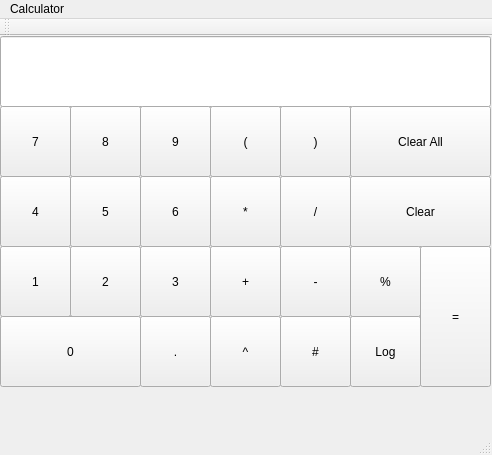
Qt form SummerWar/mainwindow.ui (SirRS/StudentCPP) before a commit.
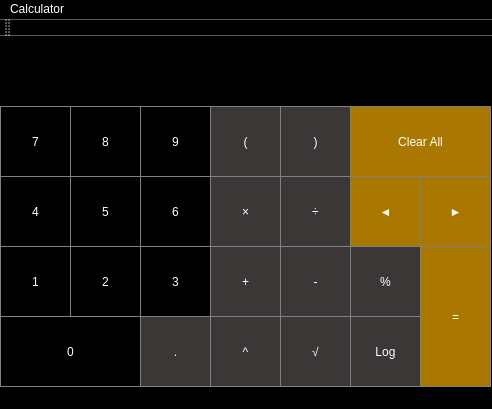
The same form after that commit.

Patch:
```diff
--- a/SummerWar/mainwindow.ui
+++ b/SummerWar/mainwindow.ui
@@ -7,29 +7,18 @@
     <x>0</x>
     <y>0</y>
     <width>492</width>
-    <height>455</height>
+    <height>409</height>
    </rect>
   </property>
   <property name="windowTitle">
    <string>MainWindow</string>
   </property>
   <property name="styleSheet">
-   <string notr="true">font: 24pt &quot;MS Shell Dlg 2&quot;;</string>
+   <string notr="true">font: 24pt &quot;MS Shell Dlg 2&quot;;
+color : white;
+background-color : black;</string>
   </property>
   <widget class="QWidget" name="centralWidget">
-   <widget class="QLineEdit" name="lineEdit">
-    <property name="geometry">
-     <rect>
-      <x>0</x>
-      <y>0</y>
-      <width>491</width>
-      <height>71</height>
-     </rect>
-    </property>
-    <property name="text">
-     <string/>
-    </property>
-   </widget>
    <widget class="QPushButton" name="pushButton_two">
     <property name="geometry">
      <rect>
@@ -39,6 +28,18 @@
       <height>71</height>
      </rect>
     </property>
+    <property name="styleSheet">
+     <string notr="true">QPushButton {
+  background-color: black;
+  color: white; 
+  border: 1px solid gray;
+}
+
+QPushButton:pressed {
+    background-color: qlineargradient(x1: 0, y1: 0, x2: 0, y2: 1,
+                                      stop: 0 #FF7832, stop: 1 #FF9739);
+}</string>
+    </property>
     <property name="text">
      <string>2</string>
     </property>
@@ -52,6 +53,18 @@
       <height>71</height>
      </rect>
     </property>
+    <property name="styleSheet">
+     <string notr="true">QPushButton {
+  background-color: black;
+  color: white; 
+  border: 1px solid gray;
+}
+
+QPushButton:pressed {
+    background-color: qlineargradient(x1: 0, y1: 0, x2: 0, y2: 1,
+                                      stop: 0 #FF7832, stop: 1 #FF9739);
+}</string>
+    </property>
     <property name="text">
      <string>1</string>
     </property>
@@ -65,6 +78,18 @@
       <height>71</height>
      </rect>
     </property>
+    <property name="styleSheet">
+     <string notr="true">QPushButton {
+  background-color: black;
+  color: white; 
+  border: 1px solid gray;
+}
+
+QPushButton:pressed {
+    background-color: qlineargradient(x1: 0, y1: 0, x2: 0, y2: 1,
+                                      stop: 0 #FF7832, stop: 1 #FF9739);
+}</string>
+    </property>
     <property name="text">
      <string>4</string>
     </property>
@@ -78,6 +103,18 @@
       <height>71</height>
      </rect>
     </property>
+    <property name="styleSheet">
+     <string notr="true">QPushButton {
+  background-color: black;
+  color: white; 
+  border: 1px solid gray;
+}
+
+QPushButton:pressed {
+    background-color: qlineargradient(x1: 0, y1: 0, x2: 0, y2: 1,
+                                      stop: 0 #FF7832, stop: 1 #FF9739);
+}</string>
+    </property>
     <property name="text">
      <string>7</string>
     </property>
@@ -91,6 +128,18 @@
       <height>71</height>
      </rect>
     </property>
+    <property name="styleSheet">
+     <string notr="true">QPushButton {
+  background-color: black;
+  color: white; 
+  border: 1px solid gray;
+}
+
+QPushButton:pressed {
+    background-color: qlineargradient(x1: 0, y1: 0, x2: 0, y2: 1,
+                                      stop: 0 #FF7832, stop: 1 #FF9739);
+}</string>
+    </property>
     <property name="text">
      <string>0</string>
     </property>
@@ -104,6 +153,18 @@
       <height>71</height>
      </rect>
     </property>
+    <property name="styleSheet">
+     <string notr="true">QPushButton {
+  background-color: rgb(60, 55, 55);
+  color: white; 
+  border: 1px solid gray;
+}
+
+QPushButton:pressed {
+    background-color: qlineargradient(x1: 0, y1: 0, x2: 0, y2: 1,
+                                      stop: 0 #FF7832, stop: 1 #FF9739);
+}</string>
+    </property>
     <property name="text">
      <string>.</string>
     </property>
@@ -117,6 +178,18 @@
       <height>71</height>
      </rect>
     </property>
+    <property name="styleSheet">
+     <string notr="true">QPushButton {
+  background-color: black;
+  color: white; 
+  border: 1px solid gray;
+}
+
+QPushButton:pressed {
+    background-color: qlineargradient(x1: 0, y1: 0, x2: 0, y2: 1,
+                                      stop: 0 #FF7832, stop: 1 #FF9739);
+}</string>
+    </property>
     <property name="text">
      <string>5</string>
     </property>
@@ -130,6 +203,18 @@
       <height>71</height>
      </rect>
     </property>
+    <property name="styleSheet">
+     <string notr="true">QPushButton {
+  background-color: black;
+  color: white; 
+  border: 1px solid gray;
+}
+
+QPushButton:pressed {
+    background-color: qlineargradient(x1: 0, y1: 0, x2: 0, y2: 1,
+                                      stop: 0 #FF7832, stop: 1 #FF9739);
+}</string>
+    </property>
     <property name="text">
      <string>8</string>
     </property>
@@ -143,6 +228,18 @@
       <height>71</height>
      </rect>
     </property>
+    <property name="styleSheet">
+     <string notr="true">QPushButton {
+  background-color: black;
+  color: white; 
+  border: 1px solid gray;
+}
+
+QPushButton:pressed {
+    background-color: qlineargradient(x1: 0, y1: 0, x2: 0, y2: 1,
+                                      stop: 0 #FF7832, stop: 1 #FF9739);
+}</string>
+    </property>
     <property name="text">
      <string>3</string>
     </property>
@@ -156,6 +253,18 @@
       <height>71</height>
      </rect>
     </property>
+    <property name="styleSheet">
+     <string notr="true">QPushButton {
+  background-color: black;
+  color: white; 
+  border: 1px solid gray;
+}
+
+QPushButton:pressed {
+    background-color: qlineargradient(x1: 0, y1: 0, x2: 0, y2: 1,
+                                      stop: 0 #FF7832, stop: 1 #FF9739);
+}</string>
+    </property>
     <property name="text">
      <string>6</string>
     </property>
@@ -169,6 +278,18 @@
       <height>71</height>
      </rect>
     </property>
+    <property name="styleSheet">
+     <string notr="true">QPushButton {
+  background-color: black;
+  color: white; 
+  border: 1px solid gray;
+}
+
+QPushButton:pressed {
+    background-color: qlineargradient(x1: 0, y1: 0, x2: 0, y2: 1,
+                                      stop: 0 #FF7832, stop: 1 #FF9739);
+}</string>
+    </property>
     <property name="text">
      <string>9</string>
     </property>
@@ -178,12 +299,24 @@
      <rect>
       <x>350</x>
       <y>140</y>
-      <width>141</width>
+      <width>71</width>
       <height>71</height>
      </rect>
     </property>
+    <property name="styleSheet">
+     <string notr="true">QPushButton {
+  background-color: rgb(170, 120, 0);
+  color: white; 
+  border: 1px solid gray;
+}
+
+QPushButton:pressed {
+    background-color: qlineargradient(x1: 0, y1: 0, x2: 0, y2: 1,
+                                      stop: 0 #FF7832, stop: 1 #FF9739);
+}</string>
+    </property>
     <property name="text">
-     <string>Clear</string>
+     <string>◄</string>
     </property>
    </widget>
    <widget class="QPushButton" name="pushButton_divide">
@@ -195,8 +328,20 @@
       <height>71</height>
      </rect>
     </property>
+    <property name="styleSheet">
+     <string notr="true">QPushButton {
+  background-color: rgb(60, 55, 55);
+  color: white; 
+  border: 1px solid gray;
+}
+
+QPushButton:pressed {
+    background-color: qlineargradient(x1: 0, y1: 0, x2: 0, y2: 1,
+                                      stop: 0 #FF7832, stop: 1 #FF9739);
+}</string>
+    </property>
     <property name="text">
-     <string>/</string>
+     <string>÷</string>
     </property>
    </widget>
    <widget class="QPushButton" name="pushButton_plus">
@@ -208,6 +353,18 @@
       <height>71</height>
      </rect>
     </property>
+    <property name="styleSheet">
+     <string notr="true">QPushButton {
+  background-color: rgb(60, 55, 55);
+  color: white; 
+  border: 1px solid gray;
+}
+
+QPushButton:pressed {
+    background-color: qlineargradient(x1: 0, y1: 0, x2: 0, y2: 1,
+                                      stop: 0 #FF7832, stop: 1 #FF9739);
+}</string>
+    </property>
     <property name="text">
      <string>+</string>
     </property>
@@ -221,6 +378,18 @@
       <height>71</height>
      </rect>
     </property>
+    <property name="styleSheet">
+     <string notr="true">QPushButton {
+  background-color: rgb(60, 55, 55);
+  color: white; 
+  border: 1px solid gray;
+}
+
+QPushButton:pressed {
+    background-color: qlineargradient(x1: 0, y1: 0, x2: 0, y2: 1,
+                                      stop: 0 #FF7832, stop: 1 #FF9739);
+}</string>
+    </property>
     <property name="text">
      <string>^</string>
     </property>
@@ -234,6 +403,18 @@
       <height>71</height>
      </rect>
     </property>
+    <property name="styleSheet">
+     <string notr="true">QPushButton {
+  background-color: rgb(60, 55, 55);
+  color: white; 
+  border: 1px solid gray;
+}
+
+QPushButton:pressed {
+    background-color: qlineargradient(x1: 0, y1: 0, x2: 0, y2: 1,
+                                      stop: 0 #FF7832, stop: 1 #FF9739);
+}</string>
+    </property>
     <property name="text">
      <string>Log</string>
     </property>
@@ -247,8 +428,20 @@
       <height>71</height>
      </rect>
     </property>
+    <property name="styleSheet">
+     <string notr="true">QPushButton {
+  background-color: rgb(60, 55, 55);
+  color: white; 
+  border: 1px solid gray;
+}
+
+QPushButton:pressed {
+    background-color: qlineargradient(x1: 0, y1: 0, x2: 0, y2: 1,
+                                      stop: 0 #FF7832, stop: 1 #FF9739);
+}</string>
+    </property>
     <property name="text">
-     <string>*</string>
+     <string>×</string>
     </property>
    </widget>
    <widget class="QPushButton" name="pushButton_minus">
@@ -260,6 +453,18 @@
       <height>71</height>
      </rect>
     </property>
+    <property name="styleSheet">
+     <string notr="true">QPushButton {
+  background-color: rgb(60, 55, 55);
+  color: white; 
+  border: 1px solid gray;
+}
+
+QPushButton:pressed {
+    background-color: qlineargradient(x1: 0, y1: 0, x2: 0, y2: 1,
+                                      stop: 0 #FF7832, stop: 1 #FF9739);
+}</string>
+    </property>
     <property name="text">
      <string>-</string>
     </property>
@@ -273,6 +478,18 @@
       <height>71</height>
      </rect>
     </property>
+    <property name="styleSheet">
+     <string notr="true">QPushButton {
+  background-color: rgb(60, 55, 55);
+  color: white; 
+  border: 1px solid gray;
+}
+
+QPushButton:pressed {
+    background-color: qlineargradient(x1: 0, y1: 0, x2: 0, y2: 1,
+                                      stop: 0 #FF7832, stop: 1 #FF9739);
+}</string>
+    </property>
     <property name="text">
      <string>%</string>
     </property>
@@ -286,8 +503,20 @@
       <height>71</height>
      </rect>
     </property>
+    <property name="styleSheet">
+     <string notr="true">QPushButton {
+  background-color: rgb(60, 55, 55);
+  color: white; 
+  border: 1px solid gray;
+}
+
+QPushButton:pressed {
+    background-color: qlineargradient(x1: 0, y1: 0, x2: 0, y2: 1,
+                                      stop: 0 #FF7832, stop: 1 #FF9739);
+}</string>
+    </property>
     <property name="text">
-     <string>#</string>
+     <string>√</string>
     </property>
    </widget>
    <widget class="QPushButton" name="pushButton_openbr">
@@ -299,6 +528,18 @@
       <height>71</height>
      </rect>
     </property>
+    <property name="styleSheet">
+     <string notr="true">QPushButton {
+  background-color: rgb(60, 55, 55);
+  color: white; 
+  border: 1px solid gray;
+}
+
+QPushButton:pressed {
+    background-color: qlineargradient(x1: 0, y1: 0, x2: 0, y2: 1,
+                                      stop: 0 #FF7832, stop: 1 #FF9739);
+}</string>
+    </property>
     <property name="text">
      <string>(</string>
     </property>
@@ -312,6 +553,18 @@
       <height>71</height>
      </rect>
     </property>
+    <property name="styleSheet">
+     <string notr="true">QPushButton {
+  background-color: rgb(60, 55, 55);
+  color: white; 
+  border: 1px solid gray;
+}
+
+QPushButton:pressed {
+    background-color: qlineargradient(x1: 0, y1: 0, x2: 0, y2: 1,
+                                      stop: 0 #FF7832, stop: 1 #FF9739);
+}</string>
+    </property>
     <property name="text">
      <string>)</string>
     </property>
@@ -325,6 +578,18 @@
       <height>71</height>
      </rect>
     </property>
+    <property name="styleSheet">
+     <string notr="true">QPushButton {
+  background-color: rgb(170, 120, 0);
+  color: white; 
+  border: 1px solid gray;
+}
+
+QPushButton:pressed {
+    background-color: qlineargradient(x1: 0, y1: 0, x2: 0, y2: 1,
+                                      stop: 0 #FF7832, stop: 1 #FF9739);
+}</string>
+    </property>
     <property name="text">
      <string>Clear All</string>
     </property>
@@ -338,10 +603,66 @@
       <height>141</height>
      </rect>
     </property>
+    <property name="styleSheet">
+     <string notr="true">QPushButton {
+  background-color: rgb(170, 120, 0);
+  color: white; 
+  border: 1px solid gray;
+}
+
+QPushButton:pressed {
+    background-color: qlineargradient(x1: 0, y1: 0, x2: 0, y2: 1,
+                                      stop: 0 #FF7832, stop: 1 #FF9739);
+}</string>
+    </property>
     <property name="text">
      <string>=</string>
     </property>
    </widget>
+   <widget class="QLabel" name="label">
+    <property name="geometry">
+     <rect>
+      <x>10</x>
+      <y>0</y>
+      <width>471</width>
+      <height>61</height>
+     </rect>
+    </property>
+    <property name="styleSheet">
+     <string notr="true">QLabel {
+  color: white; 
+}
+</string>
+    </property>
+    <property name="text">
+     <string/>
+    </property>
+   </widget>
+   <widget class="QPushButton" name="pushButton_redo">
+    <property name="geometry">
+     <rect>
+      <x>420</x>
+      <y>140</y>
+      <width>71</width>
+      <height>71</height>
+     </rect>
+    </property>
+    <property name="styleSheet">
+     <string notr="true">QPushButton {
+  background-color: rgb(170, 120, 0);
+  color: white; 
+  border: 1px solid gray;
+}
+
+QPushButton:pressed {
+    background-color: qlineargradient(x1: 0, y1: 0, x2: 0, y2: 1,
+                                      stop: 0 #FF7832, stop: 1 #FF9739);
+}</string>
+    </property>
+    <property name="text">
+     <string>►</string>
+    </property>
+   </widget>
   </widget>
   <widget class="QToolBar" name="mainToolBar">
    <attribute name="toolBarArea">
@@ -351,7 +672,6 @@
     <bool>false</bool>
    </attribute>
   </widget>
-  <widget class="QStatusBar" name="statusBar"/>
   <widget class="QMenuBar" name="menuBar">
    <property name="geometry">
     <rect>
```
Left out of the diff: 2 changed lines with no effect on the pictures.
